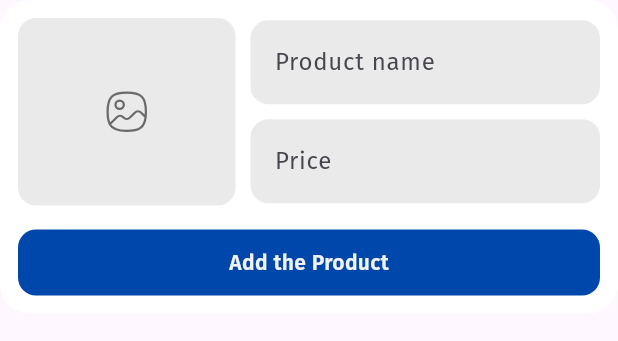
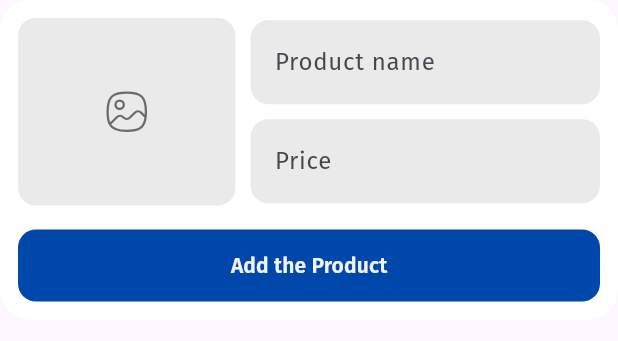
Before and after one commit to tertcoder/prod_keeper, a Flutter app: the ProductForm widget shown alone on an empty page, opened directly, on a phone screen of 412 x 824 dp. Shown: the top 341 px of the screen. Run offline on Flutter 3.47's test engine with Material 3 defaults, Android fonts, the light colour scheme and no system bars; our stand-ins replace bloc, equatable, flutter_bloc, flutter_svg, google_fonts, google_nav_bar and 2 more; accounts and stored records are empty; generated files the repository leaves out were written again.

Commit message:
done with setting up the clean architecture

```diff
--- /dev/null
+++ b/lib/data/model/product_model.dart
@@ -0,0 +1,52 @@
+import 'package:isar/isar.dart';
+import 'package:prod_keeper/domain/entity/product.dart';
+
+part 'product_model.g.dart';
+
+@collection
+class ProductModel extends Product {
+  @override
+  Id id;
+  @override
+  final String title;
+  @override
+  final double price;
+  @override
+  final String image;
+  @override
+  final bool isDeleted;
+
+  ProductModel({
+    required this.title,
+    required this.price,
+    required this.image,
+    this.id = Isar.autoIncrement,
+    this.isDeleted = false,
+  }) : super(
+          id: id,
+          title: title,
+          price: price,
+          image: image,
+          isDeleted: isDeleted,
+        );
+
+  factory ProductModel.fromJson(Map<String, dynamic> json) {
+    return ProductModel(
+      id: json['id'],
+      title: json['title'],
+      price: json['price'],
+      image: json['image'],
+      isDeleted: json['isDeleted'] ?? false,
+    );
+  }
+
+  Map<String, dynamic> toJson() {
+    return {
+      'id': id,
+      'title': title,
+      'price': price,
+      'image': image,
+      'isDeleted': isDeleted
+    };
+  }
+}
--- /dev/null
+++ b/lib/domain/entity/product.dart
@@ -0,0 +1,14 @@
+class Product {
+  final int id;
+  final String title;
+  final double price;
+  final String image;
+  final bool isDeleted;
+  Product({
+    required this.id,
+    required this.title,
+    required this.price,
+    required this.image,
+    this.isDeleted = false,
+  });
+}
--- /dev/null
+++ b/lib/domain/usecases/add_product.dart
@@ -0,0 +1,11 @@
+import 'package:prod_keeper/domain/entity/product.dart';
+import 'package:prod_keeper/domain/repository/product_repo.dart';
+
+class AddProduct {
+  final ProductRepo prodRepo;
+  AddProduct(this.prodRepo);
+
+  Future<void> call(Product product) {
+    return prodRepo.addProduct(product);
+  }
+}
--- /dev/null
+++ b/lib/domain/usecases/delete_product.dart
@@ -0,0 +1,11 @@
+import 'package:prod_keeper/domain/entity/product.dart';
+import 'package:prod_keeper/domain/repository/product_repo.dart';
+
+class DeleteProduct {
+  final ProductRepo prodRepo;
+  DeleteProduct(this.prodRepo);
+
+  Future<void> call(Product product) {
+    return prodRepo.deleteProduct(product);
+  }
+}
--- /dev/null
+++ b/lib/domain/usecases/get_all_products.dart
@@ -0,0 +1,11 @@
+import 'package:prod_keeper/domain/entity/product.dart';
+import 'package:prod_keeper/domain/repository/product_repo.dart';
+
+class GetAllProducts {
+  final ProductRepo prodRepo;
+  GetAllProducts(this.prodRepo);
+
+  Future<List<Product>> call() {
+    return prodRepo.getAllProducts();
+  }
+}
--- /dev/null
+++ b/lib/domain/usecases/update_product.dart
@@ -0,0 +1,11 @@
+import 'package:prod_keeper/domain/entity/product.dart';
+import 'package:prod_keeper/domain/repository/product_repo.dart';
+
+class UpdateProduct {
+  final ProductRepo prodRepo;
+  UpdateProduct(this.prodRepo);
+
+  Future<void> call(Product product) {
+    return prodRepo.updateProduct(product);
+  }
+}
--- /dev/null
+++ b/lib/presentation/blocs/bloc/product_bloc.dart
@@ -0,0 +1,59 @@
+import 'package:bloc/bloc.dart';
+import 'package:equatable/equatable.dart';
+import 'package:prod_keeper/domain/entity/product.dart';
+import 'package:prod_keeper/domain/usecases/add_product.dart';
+import 'package:prod_keeper/domain/usecases/delete_product.dart';
+import 'package:prod_keeper/domain/usecases/get_all_products.dart';
+import 'package:prod_keeper/domain/usecases/update_product.dart';
+
+part 'product_event.dart';
+part 'product_state.dart';
+
+class ProductBloc extends Bloc<ProductEvent, ProductState> {
+  final GetAllProducts getAllProducts;
+  final AddProduct addProduct;
+  final UpdateProduct updateProduct;
+  final DeleteProduct deleteProduct;
+
+  ProductBloc(
+    this.getAllProducts,
+    this.addProduct,
+    this.updateProduct,
+    this.deleteProduct,
+  ) : super(ProductInitial()) {
+    on<LoadProducts>((event, emit) async {
+      emit(ProductLoading());
+      try {
+        final products = await getAllProducts();
+        emit(ProductLoaded(products));
+      } catch (e) {
+        emit(const ProductError("Failed to load products"));
+      }
+    });
+
+    on<AddNewProduct>((event, emit) async {
+      try {
+        await addProduct(event.product);
+        add(LoadProducts());
+      } catch (e) {
+        emit(const ProductError("Failed to add product"));
+      }
+    });
+    on<UpdateExistingProduct>((event, emit) async {
+      try {
+        await updateProduct(event.product);
+        add(LoadProducts());
+      } catch (e) {
+        emit(const ProductError("Failed to update product"));
+      }
+    });
+    on<DeleteExistingProduct>((event, emit) async {
+      try {
+        await deleteProduct(event.product);
+        add(LoadProducts());
+      } catch (e) {
+        emit(const ProductError("Failed to delete product"));
+      }
+    });
+  }
+}
--- /dev/null
+++ b/lib/presentation/blocs/bloc/product_event.dart
@@ -0,0 +1,34 @@
+part of 'product_bloc.dart';
+
+sealed class ProductEvent extends Equatable {
+  const ProductEvent();
+
+  @override
+  List<Object> get props => [];
+}
+
+class LoadProducts extends ProductEvent {}
+
+class AddNewProduct extends ProductEvent {
+  final Product product;
+  const AddNewProduct(this.product);
+
+  @override
+  List<Object> get props => [product];
+}
+
+class UpdateExistingProduct extends ProductEvent {
+  final Product product;
+  const UpdateExistingProduct(this.product);
+
+  @override
+  List<Object> get props => [product];
+}
+
+class DeleteExistingProduct extends ProductEvent {
+  final Product product;
+  const DeleteExistingProduct(this.product);
+
+  @override
+  List<Object> get props => [product];
+}
--- /dev/null
+++ b/lib/presentation/blocs/bloc/product_state.dart
@@ -0,0 +1,30 @@
+part of 'product_bloc.dart';
+
+sealed class ProductState extends Equatable {
+  const ProductState();
+
+  @override
+  List<Object> get props => [];
+}
+
+class ProductInitial extends ProductState {}
+
+class ProductLoading extends ProductState {}
+
+class ProductLoaded extends ProductState {
+  final List<Product> products;
+
+  const ProductLoaded(this.products);
+
+  @override
+  List<Object> get props => [products];
+}
+
+class ProductError extends ProductState {
+  final String message;
+
+  const ProductError(this.message);
+
+  @override
+  List<Object> get props => [message];
+}
--- a/lib/presentation/pages/product_form.dart
+++ b/lib/presentation/pages/product_form.dart
@@ -1,11 +1,52 @@
+import 'dart:io';
+
 import 'package:flutter/material.dart';
 import 'package:flutter_svg/svg.dart';
 import 'package:google_fonts/google_fonts.dart';
+import 'package:image_picker/image_picker.dart';
+import 'package:isar/isar.dart';
 import 'package:prod_keeper/core/theme/color_pallette.dart';
 import 'package:prod_keeper/presentation/widget/text_input.dart';
 
-class ProductForm extends StatelessWidget {
+class ProductForm extends StatefulWidget {
   const ProductForm({super.key});
+
+  @override
+  State<ProductForm> createState() => _ProductFormState();
+}
+
+class _ProductFormState extends State<ProductForm> {
+  final formKey = GlobalKey<FormState>();
+  File? _selectedImage;
+  final _picker = ImagePicker();
+
+  final _titleController = TextEditingController();
+  final _priceController = TextEditingController();
+
+  Future<void> _pickImage() async {
+    final pickedFile = await _picker.pickImage(source: ImageSource.gallery);
+
+    if (pickedFile != null) {
+      setState(() {
+        _selectedImage = File(pickedFile.path);
+      });
+    }
+  }
+
+  void _saveProduct() {
+    // if (formKey.currentState!.validate()) {
+    print(
+        "title ${_titleController.value.text}\nprice ${_priceController.value.text}\nimage $_selectedImage");
+    // Navigator.of(context).pop();
+    // }
+  }
+
+  @override
+  void dispose() {
+    _titleController.dispose();
+    _priceController.dispose();
+    super.dispose();
+  }
 
   @override
   Widget build(BuildContext context) {
@@ -22,27 +63,41 @@ class ProductForm extends StatelessWidget {
             children: [
               Row(
                 children: [
-                  Container(
+                  GestureDetector(
+                    onTap: _pickImage,
+                    child: Container(
                       width: 145,
                       height: 125,
                       decoration: BoxDecoration(
                         color: ColorPallette.textColor.withOpacity(0.1),
                         borderRadius: BorderRadius.circular(12),
                       ),
+                      clipBehavior: Clip.antiAlias,
                       child: Center(
-                      child: SvgPicture.asset("assets/icons/img.svg"),
+                        child: _selectedImage == null
+                            ? SvgPicture.asset("assets/icons/img.svg")
+                            : Image.file(
+                                _selectedImage!,
+                                fit: BoxFit.cover,
+                                width: 145,
+                                height: 125,
+                              ),
+                      ),
                     ),
                   ),
                   const SizedBox(width: 10),
-                  const Expanded(
+                  Expanded(
                     child: Column(
                       children: [
                         TextInput(
                           hintText: "Product name",
+                          controller: _titleController,
                         ),
-                        SizedBox(height: 10),
+                        const SizedBox(height: 10),
                         TextInput(
                           hintText: "Price",
+                          keyboardType: const TextInputType.numberWithOptions(),
+                          controller: _priceController,
                         ),
                       ],
                     ),
@@ -50,25 +105,26 @@ class ProductForm extends StatelessWidget {
                 ],
               ),
               const SizedBox(height: 16),
-              GestureDetector(
-                onTap: () {
-                  Navigator.of(context).pop();
-                },
-                child: Container(
+              Container(
                 width: double.infinity,
-                  padding: const EdgeInsets.all(12),
+                // padding: const EdgeInsets.all(12),
                 decoration: BoxDecoration(
                   color: ColorPallette.primaryColor,
                   borderRadius: BorderRadius.circular(12),
                 ),
-                  child: Center(
+                child: ElevatedButton(
+                  style: ElevatedButton.styleFrom(
+                    backgroundColor: Colors.transparent,
+                    elevation: 0,
+                    padding: EdgeInsets.zero,
+                  ),
+                  onPressed: _saveProduct,
                   child: Text(
                     "Add the Product",
                     style: GoogleFonts.firaSans().copyWith(
                       fontSize: 14,
                       fontWeight: FontWeight.w600,
                       color: ColorPallette.backgroundColor,
-                      ),
                     ),
                   ),
                 ),
--- a/lib/presentation/widget/text_input.dart
+++ b/lib/presentation/widget/text_input.dart
@@ -3,7 +3,14 @@ import 'package:prod_keeper/core/theme/color_pallette.dart';
 
 class TextInput extends StatelessWidget {
   final String hintText;
-  const TextInput({super.key, required this.hintText});
+  final TextInputType keyboardType;
+  final TextEditingController controller;
+  const TextInput({
+    super.key,
+    required this.hintText,
+    required this.controller,
+    this.keyboardType = TextInputType.text,
+  });
 
   @override
   Widget build(BuildContext context) {
@@ -18,6 +25,7 @@ class TextInput extends StatelessWidget {
           borderRadius: BorderRadius.circular(12),
         ),
       ),
+      keyboardType: keyboardType,
     );
   }
 }
```
Also changed, not shown: lib/data/datasource/product_data_source.dart (added, +32 -0 lines), lib/data/reposistory/product_repo_impl.dart (added, +54 -0 lines), lib/domain/repository/product_repo.dart (added, +9 -0 lines), lib/main.dart (+39 -5 lines), pubspec.yaml (+11 -19 lines), lib/data/model/product_model.g.dart (added), pubspec.lock, 5 other files. Lines whose indentation alone changed are shown as unchanged.
